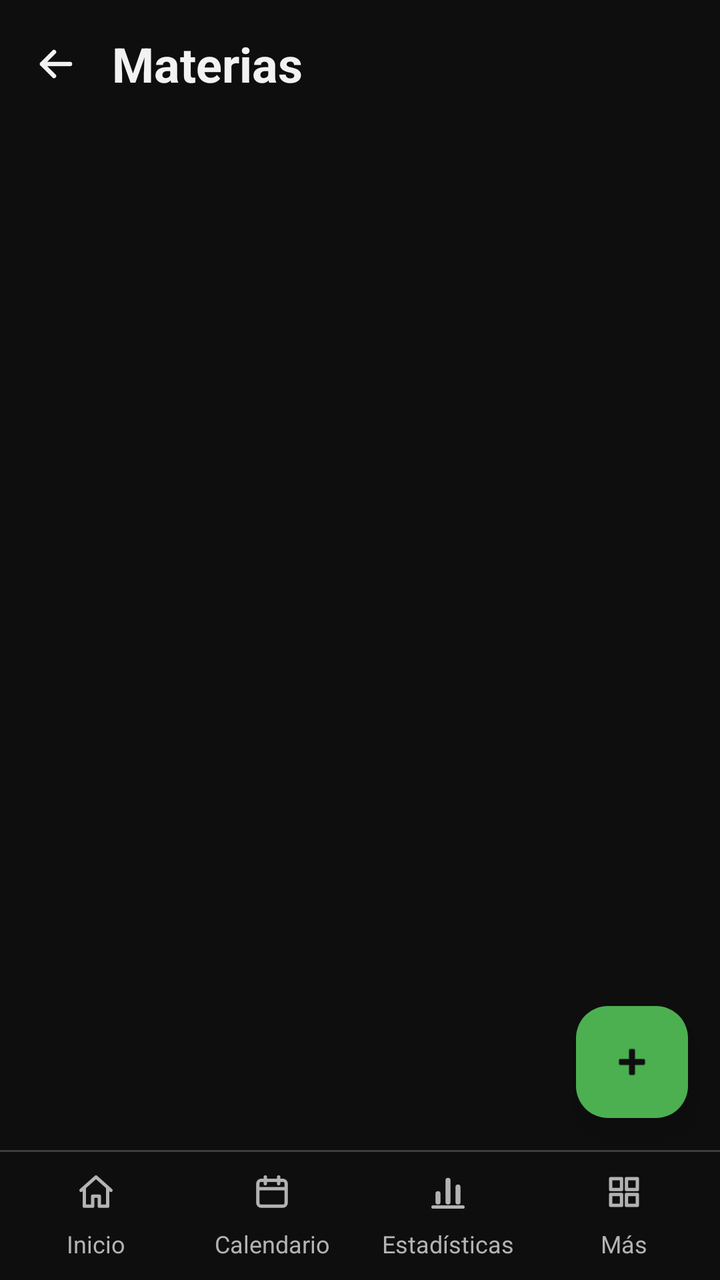
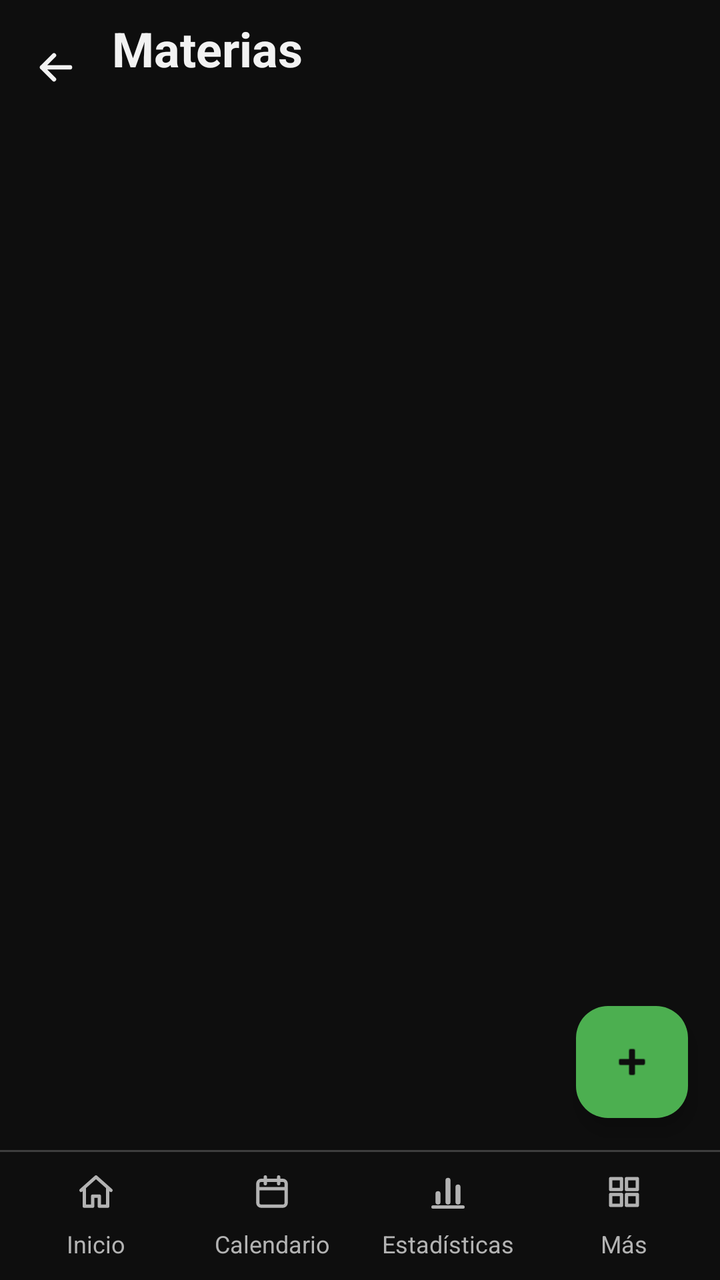

Before-and-after screenshots of an Android layout around one commit, followed by the original layout XML and the change that was made.
<!-- AndroidManifest.xml: application theme Theme.AgendaPersonal -->
<!-- res/layout/activity_materias.xml -->
<?xml version="1.0" encoding="utf-8"?>
<LinearLayout xmlns:android="http://schemas.android.com/apk/res/android"
    xmlns:tools="http://schemas.android.com/tools"
    android:id="@+id/main"
    android:layout_width="match_parent"
    android:layout_height="match_parent"
    android:orientation="vertical"
    tools:context=".vista.MateriasActivity">

    
    <FrameLayout
        android:layout_width="match_parent"
        android:layout_height="0dp"
        android:layout_weight="1">

        <LinearLayout
            android:layout_width="match_parent"
            android:layout_height="match_parent"
            android:orientation="vertical">

            
            <LinearLayout
                android:layout_width="match_parent"
                android:layout_height="wrap_content"
                android:gravity="center_vertical"
                android:orientation="horizontal"
                android:paddingStart="4dp"
                android:paddingTop="8dp"
                android:paddingEnd="16dp"
                android:paddingBottom="8dp">

                <include layout="@layout/boton_volver" />

                <TextView
                    android:layout_width="0dp"
                    android:layout_height="wrap_content"
                    android:layout_weight="1"
                    android:text="@string/titulo_materias"
                    android:textSize="24sp"
                    android:textStyle="bold" />
            </LinearLayout>

            
            <ListView
                android:id="@+id/lvMaterias"
                android:layout_width="match_parent"
                android:layout_height="0dp"
                android:layout_weight="1"
                android:clipToPadding="false"
                android:divider="@android:color/transparent"
                android:dividerHeight="0dp"
                android:listSelector="@android:color/transparent"
                android:paddingTop="4dp"
                android:paddingBottom="88dp" />

            
            <TextView
                android:id="@+id/tvVacio"
                android:layout_width="match_parent"
                android:layout_height="0dp"
                android:layout_weight="1"
                android:gravity="center"
                android:padding="16dp"
                android:text="@string/lista_materias_vacia"
                android:textSize="16sp"
                android:visibility="gone" />
        </LinearLayout>

        
        <com.google.android.material.floatingactionbutton.FloatingActionButton
            android:id="@+id/fabAgregar"
            android:layout_width="wrap_content"
            android:layout_height="wrap_content"
            android:layout_gravity="bottom|end"
            android:layout_margin="16dp"
            android:contentDescription="@string/btn_agregar_materia"
            android:src="@android:drawable/ic_input_add" />
    </FrameLayout>

    
    <include layout="@layout/menu_inferior" />
</LinearLayout>
<!-- res/layout/boton_volver.xml (included above) -->
<?xml version="1.0" encoding="utf-8"?>
<ImageButton xmlns:android="http://schemas.android.com/apk/res/android"
    android:id="@+id/btnVolver"
    android:layout_width="48dp"
    android:layout_height="48dp"
    android:layout_marginEnd="4dp"
    android:background="?attr/selectableItemBackgroundBorderless"
    android:contentDescription="@string/volver"
    android:src="@drawable/ic_flecha_atras" />
<!-- res/layout/menu_inferior.xml (included above) -->
<?xml version="1.0" encoding="utf-8"?>
<LinearLayout xmlns:android="http://schemas.android.com/apk/res/android"
    android:layout_width="match_parent"
    android:layout_height="wrap_content"
    android:orientation="vertical">

    
    <View
        android:layout_width="match_parent"
        android:layout_height="1dp"
        android:background="@color/menu_linea" />

    
    <LinearLayout
        android:layout_width="match_parent"
        android:layout_height="wrap_content"
        android:orientation="horizontal"
        android:padding="4dp">

        <TextView
            android:id="@+id/menuInicio"
            style="@style/BotonMenu"
            android:drawableTop="@drawable/ic_casa"
            android:text="@string/menu_inicio" />

        <TextView
            android:id="@+id/menuCalendario"
            style="@style/BotonMenu"
            android:drawableTop="@drawable/ic_calendario"
            android:text="@string/menu_calendario" />

        <TextView
            android:id="@+id/menuEstadisticas"
            style="@style/BotonMenu"
            android:drawableTop="@drawable/ic_grafico"
            android:text="@string/menu_estadisticas" />

        
        <TextView
            android:id="@+id/menuMas"
            style="@style/BotonMenu"
            android:drawableTop="@drawable/ic_cuadricula"
            android:text="@string/menu_mas" />
    </LinearLayout>
</LinearLayout>
<!-- resources referenced by this layout -->
<resources>
  <color name="menu_linea">@color/borde</color>
  <!-- drawable ic_flecha_atras (drawable) -->
  <?xml version="1.0" encoding="utf-8"?>
  <vector xmlns:android="http://schemas.android.com/apk/res/android"
      android:width="24dp"
      android:height="24dp"
      android:viewportWidth="24"
      android:viewportHeight="24">
  
      
      <path
          android:pathData="M19,12 L5,12 M11,6 L5,12 L11,18"
          android:strokeLineCap="round"
          android:strokeLineJoin="round"
          android:strokeWidth="2.2"
          android:strokeColor="@color/texto" />
  </vector>
  <string name="btn_agregar_materia">Agregar materia</string>
  <string name="lista_materias_vacia">Aún no tienes materias</string>
  <string name="menu_calendario">Calendario</string>
  <string name="menu_estadisticas">Estadísticas</string>
  <string name="menu_inicio">Inicio</string>
  <string name="menu_mas">Más</string>
  <string name="titulo_materias">Materias</string>
  <string name="volver">Volver</string>
  <style name="Theme.AgendaPersonal" parent="Base.Theme.AgendaPersonal" />
  <color name="borde">#FF3D3D3D</color>
  <color name="verde">#FF4CAF50</color>
  <color name="texto">#FFF2F2F2</color>
  <color name="texto_sobre_verde">#FF0E0E0E</color>
  <color name="verde_oscuro">#FF2E7D32</color>
  <color name="fondo">#FF0E0E0E</color>
  <color name="tarjeta">#FF1C1C1C</color>
  <color name="texto_secundario">#FFB3B3B3</color>
  <color name="tarjeta_alta">#FF262626</color>
  <color name="texto_pista">#FF808080</color>
  <style name="DialogoAgenda" parent="ThemeOverlay.Material3.Dialog.Alert">
          <item name="android:windowBackground">@drawable/fondo_dialogo</item>
          <item name="buttonBarPositiveButtonStyle">@style/BotonDialogoPrincipal</item>
          <item name="buttonBarNegativeButtonStyle">@style/BotonDialogoSecundario</item>
      </style>
  <!-- drawable fondo_dialogo (drawable) -->
  <?xml version="1.0" encoding="utf-8"?>
  <inset xmlns:android="http://schemas.android.com/apk/res/android"
      android:insetLeft="16dp"
      android:insetTop="24dp"
      android:insetRight="16dp"
      android:insetBottom="24dp">
      <shape android:shape="rectangle">
          <corners android:radius="24dp" />
          <solid android:color="@color/tarjeta_alta" />
      </shape>
  </inset>
  <style name="BotonDialogoPrincipal" parent="BotonPrincipal">
          <item name="android:layout_marginStart">8dp</item>
      </style>
  <style name="BotonDialogoSecundario" parent="BotonSecundario" />
  <style name="BotonPrincipal" parent="Widget.Material3.Button">
          <item name="android:minHeight">48dp</item>
          <item name="backgroundTint">@color/verde</item>
          <item name="android:textColor">@color/texto_sobre_verde</item>
      </style>
  <style name="BotonSecundario" parent="Widget.Material3.Button.OutlinedButton">
          <item name="android:minHeight">48dp</item>
          <item name="strokeColor">@color/verde</item>
          <item name="android:textColor">@color/verde</item>
      </style>
  <!-- unchanged entries left out for length: 6 -->
</resources>

<!-- the commit's change to res/layout/activity_materias.xml (unified diff, before → after) -->
@@ -31,13 +31,27 @@
 
                 <include layout="@layout/boton_volver" />
 
-                <TextView
+                
+                <LinearLayout
                     android:layout_width="0dp"
                     android:layout_height="wrap_content"
                     android:layout_weight="1"
-                    android:text="@string/titulo_materias"
-                    android:textSize="24sp"
-                    android:textStyle="bold" />
+                    android:orientation="vertical">
+
+                    <TextView
+                        android:layout_width="match_parent"
+                        android:layout_height="wrap_content"
+                        android:text="@string/titulo_materias"
+                        android:textSize="24sp"
+                        android:textStyle="bold" />
+
+                    <TextView
+                        android:id="@+id/tvContador"
+                        android:layout_width="match_parent"
+                        android:layout_height="wrap_content"
+                        android:textColor="@color/texto_secundario"
+                        android:textSize="14sp" />
+                </LinearLayout>
             </LinearLayout>
 
             
@@ -54,16 +68,43 @@
                 android:paddingBottom="88dp" />
 
             
-            <TextView
-                android:id="@+id/tvVacio"
+            <LinearLayout
+                android:id="@+id/llVacio"
                 android:layout_width="match_parent"
                 android:layout_height="0dp"
                 android:layout_weight="1"
                 android:gravity="center"
+                android:orientation="vertical"
                 android:padding="16dp"
-                android:text="@string/lista_materias_vacia"
-                android:textSize="16sp"
-                android:visibility="gone" />
+                android:visibility="gone">
+
+                
+                <ImageView
+                    android:layout_width="64dp"
+                    android:layout_height="64dp"
+                    android:layout_marginBottom="16dp"
+                    android:importantForAccessibility="no"
+                    android:src="@drawable/ic_libro"
+                    android:tint="@color/texto_pista" />
+
+                <TextView
+                    android:id="@+id/tvVacio"
+                    android:layout_width="wrap_content"
+                    android:layout_height="wrap_content"
+                    android:gravity="center"
+                    android:text="@string/lista_materias_vacia"
+                    android:textColor="@color/texto_secundario"
+                    android:textSize="18sp" />
+
+                <TextView
+                    android:layout_width="wrap_content"
+                    android:layout_height="wrap_content"
+                    android:layout_marginTop="8dp"
+                    android:gravity="center"
+                    android:text="@string/pista_lista_materias"
+                    android:textColor="@color/texto_pista"
+                    android:textSize="14sp" />
+            </LinearLayout>
         </LinearLayout>
 
         
<!-- resource entries referenced after the edit -->
@@ -17,12 +17,33 @@
           android:strokeWidth="2.2"
           android:strokeColor="@color/texto" />
   </vector>
+  <!-- drawable ic_libro (drawable) -->
+  <?xml version="1.0" encoding="utf-8"?>
+  <vector xmlns:android="http://schemas.android.com/apk/res/android"
+      android:width="20dp"
+      android:height="20dp"
+      android:viewportWidth="24"
+      android:viewportHeight="24">
+  
+      
+      <path
+          android:pathData="M12,6.5 C10,5 7,4.5 3.5,5 L3.5,18.5 C7,18 10,18.5 12,20 C14,18.5 17,18 20.5,18.5 L20.5,5 C17,4.5 14,5 12,6.5 Z"
+          android:strokeLineJoin="round"
+          android:strokeWidth="2"
+          android:strokeColor="@color/verde" />
+      
+      <path
+          android:pathData="M12,6.5 L12,20"
+          android:strokeWidth="2"
+          android:strokeColor="@color/verde" />
+  </vector>
   <string name="btn_agregar_materia">Agregar materia</string>
   <string name="lista_materias_vacia">Aún no tienes materias</string>
   <string name="menu_calendario">Calendario</string>
   <string name="menu_estadisticas">Estadísticas</string>
   <string name="menu_inicio">Inicio</string>
   <string name="menu_mas">Más</string>
+  <string name="pista_lista_materias">Toca + para agregar la primera</string>
   <string name="titulo_materias">Materias</string>
   <string name="volver">Volver</string>
   <style name="Theme.AgendaPersonal" parent="Base.Theme.AgendaPersonal" />
